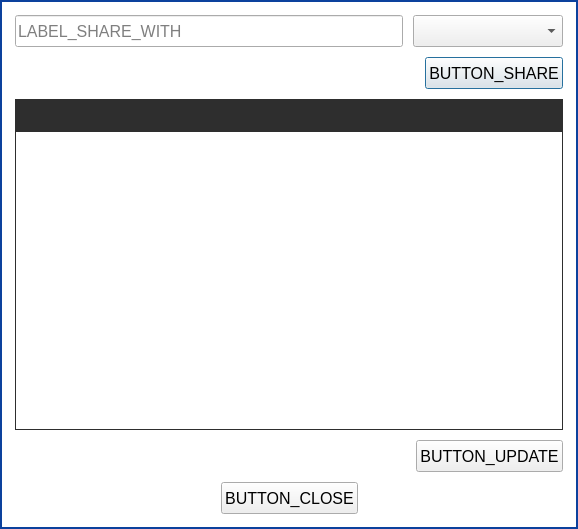
Above: parsec/core/gui/forms/workspace_sharing_dialog.ui from Scille/parsec-cloud before the change. Below: the same form after it.
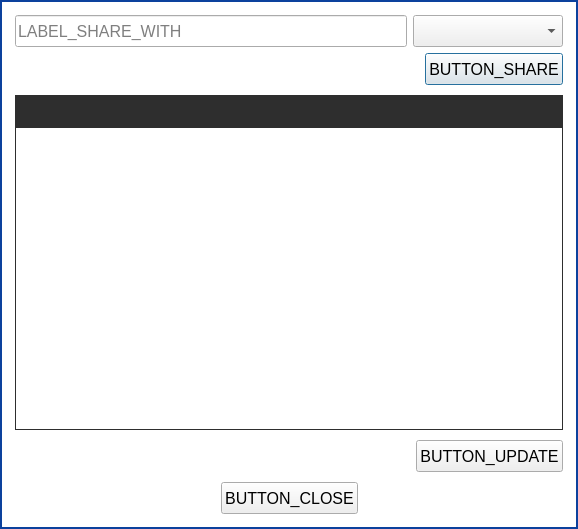
That is the form after the change. Custom widgets are drawn as their Qt base class.

Commit message: [GUI] Fixed sharing window display and user revocation display

Diff of the .ui file:
```diff
--- a/parsec/core/gui/forms/workspace_sharing_dialog.ui
+++ b/parsec/core/gui/forms/workspace_sharing_dialog.ui
@@ -58,6 +58,21 @@
        <number>15</number>
       </property>
       <item>
+       <widget class="QWidget" name="widget_add" native="true">
+        <layout class="QVBoxLayout" name="verticalLayout_4">
+         <property name="leftMargin">
+          <number>0</number>
+         </property>
+         <property name="topMargin">
+          <number>0</number>
+         </property>
+         <property name="rightMargin">
+          <number>0</number>
+         </property>
+         <property name="bottomMargin">
+          <number>0</number>
+         </property>
+         <item>
        <layout class="QHBoxLayout" name="horizontalLayout_6">
         <item>
          <widget class="QLineEdit" name="line_edit_share">
@@ -156,6 +171,9 @@
         </item>
        </layout>
       </item>
+        </layout>
+       </widget>
+      </item>
       <item>
        <widget class="QWidget" name="widget_2" native="true">
         <layout class="QVBoxLayout" name="verticalLayout_5">
@@ -234,7 +252,7 @@
               <x>0</x>
               <y>0</y>
               <width>548</width>
-              <height>291</height>
+              <height>295</height>
              </rect>
             </property>
             <property name="styleSheet">
```
Lines whose indentation alone changed are shown as unchanged. The commit also changes 1 other file.
